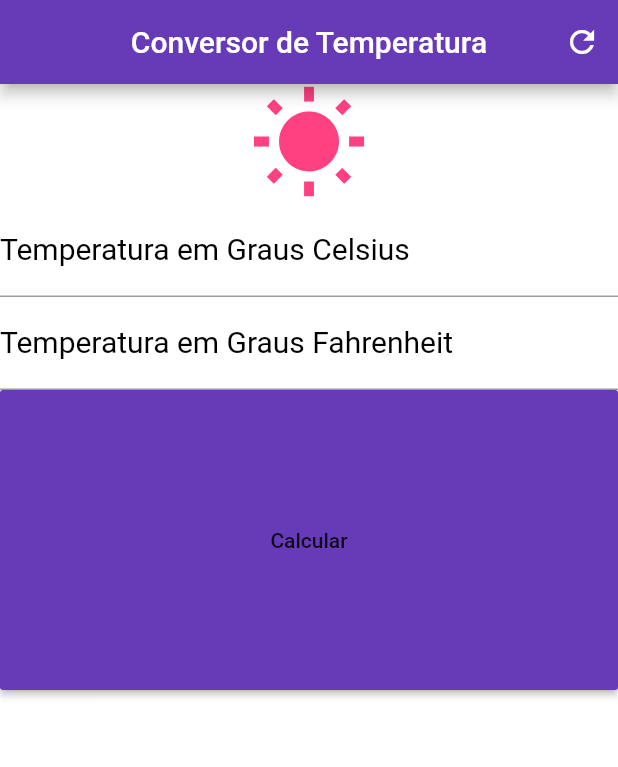
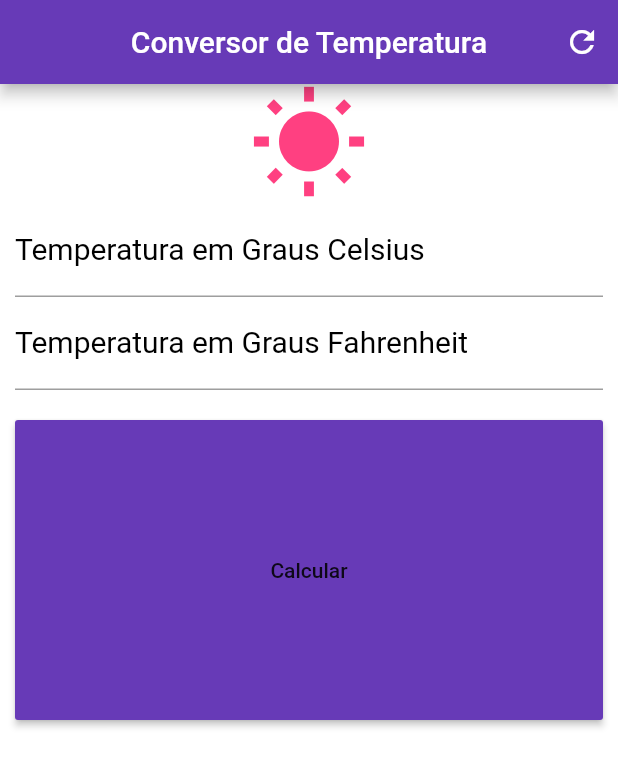
Before and after one commit to alinefv/mobile-flutter-conversor, a Flutter app: the screen it shows after launch, on a phone screen of 412 x 824 dp. Shown: the top 767 px of the screen. Run offline on Flutter 3.47's test engine with Material 2 defaults, Android fonts, the phone set to English and light mode, and no system bars.

Commit message:
Mudança de Layout 0.3

```diff
--- a/lib/main.dart
+++ b/lib/main.dart
@@ -41,6 +41,11 @@ class _HomeState extends State<Home> {
       child: raisedButton,
     );
 
+    Padding padding = Padding(
+        padding:EdgeInsets.only(top: 20.0),
+        child: containerBtn,
+    );
+
     TextField tempCelsius = TextField(keyboardType: TextInputType.number,
     decoration: InputDecoration(
         labelText: "Temperatura em Graus Celsius",
@@ -58,16 +63,16 @@ class _HomeState extends State<Home> {
       style: styleField,
     );
 
-
     Column colum = Column (
       crossAxisAlignment: CrossAxisAlignment.stretch,
       children: <Widget>[
-        icon, tempCelsius, tempFahrenheit, containerBtn,
+        icon, tempCelsius, tempFahrenheit, padding,
       ],
     );
 
     SingleChildScrollView singleChildScrollView = SingleChildScrollView(
       child: colum,
+      padding: EdgeInsets.fromLTRB(10.0, 0, 10.0, 0),
     );
 
     Scaffold scaffold = Scaffold(
```
